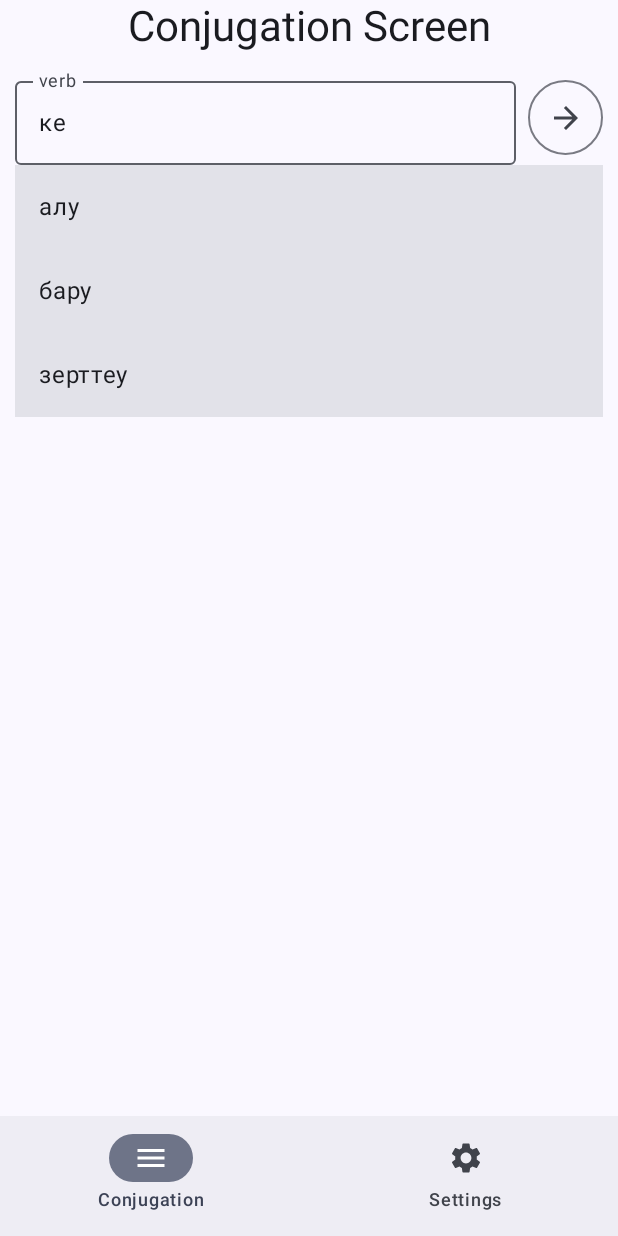
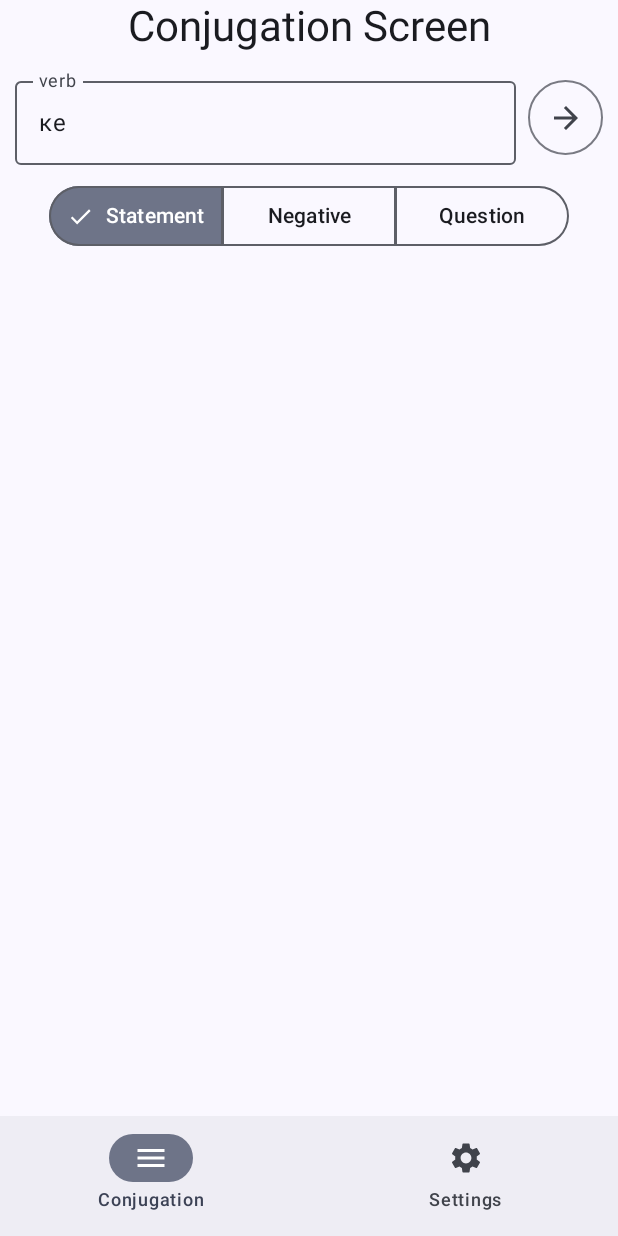
Before and after one commit to mxwell/aspan, an Android app built with Jetpack Compose: the screen it shows after launch (MainActivity), on a phone screen of 412 x 824 dp. Run offline under Robolectric (Android 15) with nearby library versions, the phone set to English and light mode, and no system bars; pictures from the network do not load; 2 statements that could not run were skipped.

Commit message:
[kotlin] Add switcher between sentence types

```diff
--- a/kotlin/app/src/main/java/com/khairulin/kazakhverb/view/ConjugationScreen.kt
+++ b/kotlin/app/src/main/java/com/khairulin/kazakhverb/view/ConjugationScreen.kt
@@ -19,6 +19,9 @@ import androidx.compose.material3.Icon
 import androidx.compose.material3.MaterialTheme
 import androidx.compose.material3.OutlinedButton
 import androidx.compose.material3.OutlinedTextField
+import androidx.compose.material3.SegmentedButton
+import androidx.compose.material3.SegmentedButtonDefaults
+import androidx.compose.material3.SingleChoiceSegmentedButtonRow
 import androidx.compose.material3.Text
 import androidx.compose.runtime.Composable
 import androidx.compose.runtime.collectAsState
@@ -30,6 +33,7 @@ import androidx.compose.ui.tooling.preview.Preview
 import androidx.compose.ui.unit.dp
 import androidx.lifecycle.viewmodel.compose.viewModel
 import com.khairulin.kazakhverb.vm.ConjugationVM
+import org.example.SentenceType
 
 @Composable
 fun ConjugationScreen(
@@ -82,6 +86,7 @@ fun ConjugationScreen(
             }
         }
 
+        if (suggestions.isNotEmpty()) {
             Card(
                 modifier = Modifier
                     .fillMaxWidth()
@@ -100,6 +105,29 @@ fun ConjugationScreen(
                     }
                 }
             }
+        } else {
+            SingleChoiceSegmentedButtonRow(
+                modifier = Modifier
+                    .padding(vertical = 10.dp)
+            ) {
+                val options = SentenceType.entries
+                options.forEachIndexed { index, label ->
+                    SegmentedButton(
+                        shape = SegmentedButtonDefaults.itemShape(
+                            index = index,
+                            count = options.size
+                        ),
+                        onClick = {
+                            conjugationVM.onSentenceTypeChange(index)
+                        },
+                        selected = index == conjugationVM.selectedSentenceTypeIndex,
+                        label = {
+                            Text(label.name)
+                        }
+                    )
+                }
+            }
+        }
 
         // TODO
     }
--- a/kotlin/app/src/main/java/com/khairulin/kazakhverb/vm/ConjugationVM.kt
+++ b/kotlin/app/src/main/java/com/khairulin/kazakhverb/vm/ConjugationVM.kt
@@ -1,7 +1,6 @@
 package com.khairulin.kazakhverb.vm
 
 import android.util.Log
-import androidx.compose.runtime.MutableState
 import androidx.compose.runtime.getValue
 import androidx.compose.runtime.mutableStateOf
 import androidx.compose.runtime.setValue
@@ -12,6 +11,7 @@ import com.khairulin.kazakhverb.verbdb.TrieLoader
 import kotlinx.coroutines.flow.MutableStateFlow
 import kotlinx.coroutines.flow.asStateFlow
 import kotlinx.coroutines.launch
+import org.example.SentenceType
 
 class ConjugationVM : ViewModel() {
     private val TAG = "ConjugationVM"
@@ -20,8 +20,10 @@ class ConjugationVM : ViewModel() {
 
     var lastEntered by mutableStateOf("ке")
         private set
+    var selectedSentenceTypeIndex by mutableStateOf(0)
+        private set
 
-    private val suggestions = MutableStateFlow(listOf<String>("алу", "бару", "зерттеу"))
+    private val suggestions = MutableStateFlow(listOf<String>())
     private val tenseConfig = MutableStateFlow(ProfilePreferences.loadTenseConfig())
     private val formConfig = MutableStateFlow(ProfilePreferences.loadFormConfig())
 
@@ -72,6 +74,15 @@ class ConjugationVM : ViewModel() {
         }
     }
 
+    fun onSentenceTypeChange(newIndex: Int) {
+        if (newIndex !in 0 until SentenceType.entries.size) {
+            Log.e(TAG, "onSentenceTypeChange: bad index ${newIndex}")
+            return
+        }
+        selectedSentenceTypeIndex = newIndex
+        Log.i(TAG, "onSentenceTypeChange: ${selectedSentenceTypeIndex}")
+    }
+
     fun onSubmit() = viewModelScope.launch {
         Log.i(TAG, "onSubmit called")
         // TODO
--- a/kotlin/gradle/libs.versions.toml
+++ b/kotlin/gradle/libs.versions.toml
@@ -11,6 +11,8 @@ composeBom = "2024.04.01"
 navigationCompose = "2.8.9"
 kotlin_serialization_version = "2.1.10"
 kotlinx_serialization_json_version = "1.5.1"
+# according to https://stackoverflow.com/questions/76079193/textfield-in-jetpack-compose-says-this-material-api-is-experimental-and-is
+material3_version = "1.3.1"
 
 [libraries]
 androidx-core-ktx = { group = "androidx.core", name = "core-ktx", version.ref = "coreKtx" }
@@ -27,7 +29,7 @@ androidx-ui-tooling = { group = "androidx.compose.ui", name = "ui-tooling" }
 androidx-ui-tooling-preview = { group = "androidx.compose.ui", name = "ui-tooling-preview" }
 androidx-ui-test-manifest = { group = "androidx.compose.ui", name = "ui-test-manifest" }
 androidx-ui-test-junit4 = { group = "androidx.compose.ui", name = "ui-test-junit4" }
-androidx-material3 = { group = "androidx.compose.material3", name = "material3" }
+androidx-material3 = { group = "androidx.compose.material3", name = "material3", version.ref = "material3_version" }
 androidx-navigation-compose = { group = "androidx.navigation", name = "navigation-compose", version.ref = "navigationCompose" }
 org-jetbrains-kotlinx-serialization-json = { group = "org.jetbrains.kotlinx", name = "kotlinx-serialization-json", version.ref = "kotlinx_serialization_json_version" }
 
```
Lines whose indentation alone changed are shown as unchanged.
